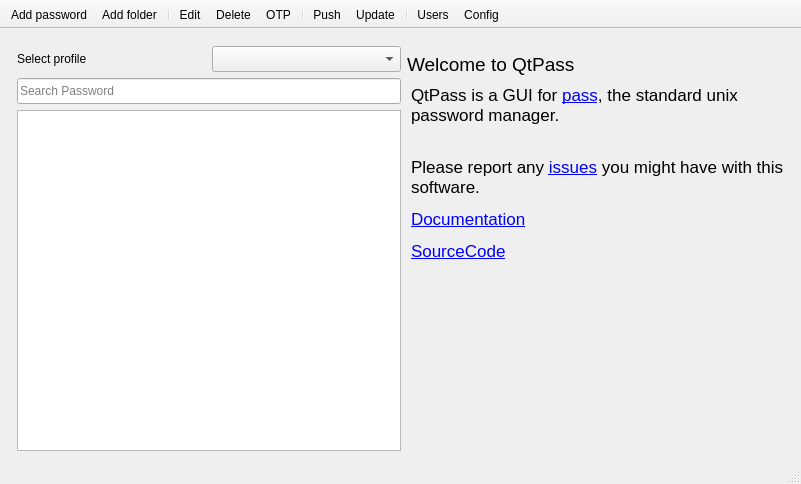
IJHack/QtPass, file src/mainwindow.ui: the form before one commit.
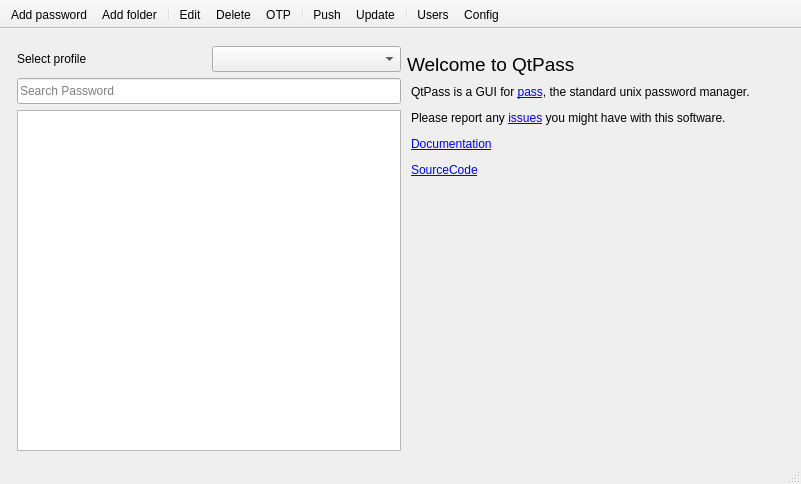
The form after the commit. Custom widgets are drawn as their Qt base class.

Commit message: No unneeded markup in HTML window

What changed in the file:
```diff
--- a/src/mainwindow.ui
+++ b/src/mainwindow.ui
@@ -246,14 +246,10 @@
            <number>0</number>
           </property>
           <property name="html">
-           <string>&lt;!DOCTYPE HTML PUBLIC &quot;-//W3C//DTD HTML 4.0//EN&quot; &quot;http://www.w3.org/TR/REC-html40/strict.dtd&quot;&gt;
-&lt;html&gt;&lt;head&gt;&lt;meta name=&quot;qrichtext&quot; content=&quot;1&quot; /&gt;&lt;style type=&quot;text/css&quot;&gt;
-p, li { white-space: pre-wrap; }
-&lt;/style&gt;&lt;/head&gt;&lt;body style=&quot; font-family:'.SF NS Text'; font-size:13pt; font-weight:400; font-style:normal;&quot;&gt;
-&lt;p style=&quot; margin-top:12px; margin-bottom:12px; margin-left:0px; margin-right:0px; -qt-block-indent:0; text-indent:0px;&quot;&gt;&lt;span style=&quot; font-family:'Lato';&quot;&gt;QtPass&lt;/span&gt; is a GUI for &lt;a href=&quot;https://www.passwordstore.org/&quot;&gt;&lt;span style=&quot; text-decoration: underline;&quot;&gt;pass&lt;/span&gt;&lt;/a&gt;, the standard unix password manager.&lt;br /&gt;&lt;/p&gt;
-&lt;p style=&quot; margin-top:12px; margin-bottom:12px; margin-left:0px; margin-right:0px; -qt-block-indent:0; text-indent:0px;&quot;&gt;Please report any &lt;a href=&quot;https://github.com/IJHack/qtpass/issues&quot;&gt;&lt;span style=&quot; text-decoration: underline;&quot;&gt;issues&lt;/span&gt;&lt;/a&gt; you might have with this software.&lt;/p&gt;
-&lt;p style=&quot; margin-top:12px; margin-bottom:12px; margin-left:0px; margin-right:0px; -qt-block-indent:0; text-indent:0px;&quot;&gt;&lt;a href=&quot;https://qtpass.org/&quot;&gt;&lt;span style=&quot; text-decoration: underline;&quot;&gt;Documentation&lt;/span&gt;&lt;/a&gt;&lt;/p&gt;
-&lt;p style=&quot; margin-top:12px; margin-bottom:12px; margin-left:0px; margin-right:0px; -qt-block-indent:0; text-indent:0px;&quot;&gt;&lt;a href=&quot;https://github.com/IJHack/qtpass&quot;&gt;&lt;span style=&quot; text-decoration: underline;&quot;&gt;SourceCode&lt;/span&gt;&lt;/a&gt;&lt;/p&gt;&lt;/body&gt;&lt;/html&gt;</string>
+	  <string>&lt;p&gt;QtPass is a GUI for &lt;a href=&quot;https://www.passwordstore.org/&quot;&gt;pass&lt;/a&gt;, the standard unix password manager.&lt;/p&gt;
+&lt;p&gt;Please report any &lt;a href=&quot;https://github.com/IJHack/qtpass/issues&quot;&gt;issues&lt;/a&gt; you might have with this software.&lt;/p&gt;
+&lt;p&gt;&lt;a href=&quot;https://qtpass.org/&quot;&gt;Documentation&lt;/a&gt;&lt;/p&gt;
+&lt;p&gt;&lt;a href=&quot;https://github.com/IJHack/qtpass&quot;&gt;SourceCode&lt;/a&gt;&lt;/p&gt;</string>
           </property>
           <property name="acceptRichText">
            <bool>true</bool>
```
The commit also changes 26 other files.
